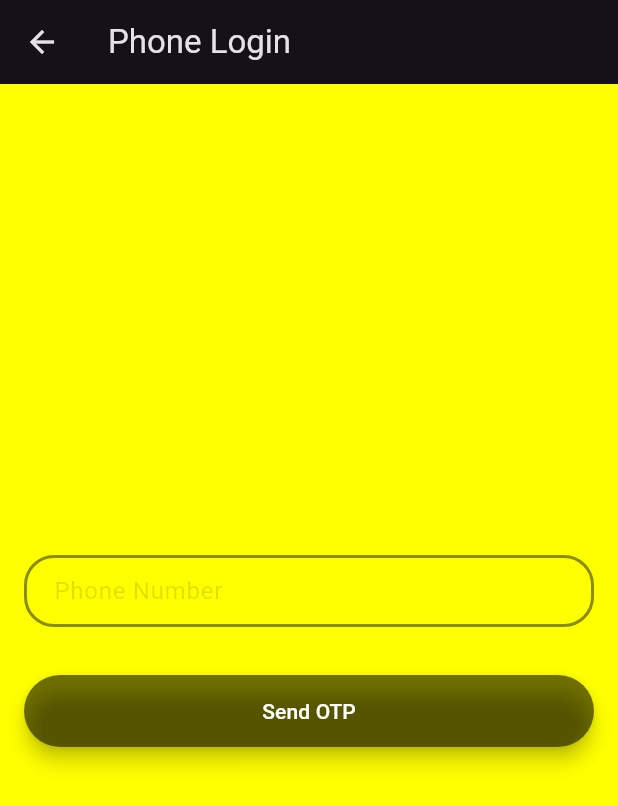
After one commit to Prashant-2024/riverpod-test, a Flutter app: the screen it shows after launch, after a tap on "Phone Number", on a phone screen of 412 x 824 dp. The commit adds this screen. Shown: the top 806 px of the screen. Run offline on Flutter 3.47's test engine with Material 3 defaults, Android fonts, the phone set to English and light mode, and no system bars; our stand-ins replace firebase_auth, firebase_core, flutter_riverpod; accounts and stored records are empty; network calls fail.

Commit message:
Added Phone Number authentication

```diff
--- a/lib/main.dart
+++ b/lib/main.dart
@@ -4,6 +4,7 @@ import 'package:flutter_riverpod/flutter_riverpod.dart';
 import 'package:riverpod_auth/firebase_options.dart';
 import 'package:riverpod_auth/screens/home_screen.dart';
 import 'package:riverpod_auth/screens/login_screen.dart';
+import 'package:riverpod_auth/screens/phone_number_screen.dart';
 import 'package:riverpod_auth/screens/signup_screen.dart';
 import 'package:riverpod_auth/screens/welcome_screen.dart';
 
@@ -31,6 +32,7 @@ class MyApp extends StatelessWidget {
         SignupScreen.id: (context) => SignupScreen(),
         LoginScreen.id: (context) => LoginScreen(),
         HomeScreen.id: (context) => HomeScreen(),
+        PhoneNumberInputScreen.id: (context) => PhoneNumberInputScreen(),
       },
     );
   }
--- /dev/null
+++ b/lib/screens/phone_number_screen.dart
@@ -0,0 +1,45 @@
+import 'package:flutter/material.dart';
+import 'package:flutter_riverpod/flutter_riverpod.dart';
+import 'package:riverpod_auth/components/rounded_button.dart';
+import 'package:riverpod_auth/constants.dart';
+import '../provider/auth_provider.dart';
+
+class PhoneNumberInputScreen extends ConsumerWidget {
+  final TextEditingController _phoneController = TextEditingController();
+
+  static const String id = 'phoneNumber';
+
+  @override
+  Widget build(BuildContext context, WidgetRef ref) {
+    return SafeArea(
+      child: Scaffold(
+        backgroundColor: Colors.yellowAccent,
+        appBar: AppBar(title: Text('Phone Login')),
+        body: Padding(
+          padding: const EdgeInsets.all(16.0),
+          child: Column(
+            mainAxisAlignment: MainAxisAlignment.center,
+            crossAxisAlignment: CrossAxisAlignment.stretch,
+            children: [
+              TextField(
+                controller: _phoneController,
+                decoration:
+                    kTextFieldDecoration.copyWith(hintText: "Phone Number"),
+                keyboardType: TextInputType.phone,
+              ),
+              SizedBox(height: 20),
+              RoundedButton(
+                buttonColor: Colors.black54,
+                onPressed: () async {
+                  final authService = ref.read(authServiceProvider);
+                  await authService.sendOTP(_phoneController.text, context);
+                },
+                buttonText: "Send OTP",
+              )
+            ],
+          ),
+        ),
+      ),
+    );
+  }
+}
--- a/lib/screens/welcome_screen.dart
+++ b/lib/screens/welcome_screen.dart
@@ -2,6 +2,7 @@ import 'package:flutter/cupertino.dart';
 import 'package:flutter/material.dart';
 import 'package:riverpod_auth/components/rounded_button.dart';
 import 'package:riverpod_auth/screens/login_screen.dart';
+import 'package:riverpod_auth/screens/phone_number_screen.dart';
 import 'package:riverpod_auth/screens/signup_screen.dart';
 
 class WelcomeScreen extends StatefulWidget {
@@ -59,6 +60,13 @@ class _WelcomeScreenState extends State<WelcomeScreen> {
                 Navigator.pushNamed(context, SignupScreen.id);
               },
               buttonText: "Sign Up",
+            ),
+            RoundedButton(
+              buttonColor: Colors.black54,
+              onPressed: () {
+                Navigator.pushNamed(context, PhoneNumberInputScreen.id);
+              },
+              buttonText: "Phone Number",
             )
           ],
         ),
```
Also changed, not shown: lib/provider/auth_provider.dart (+49 -0 lines), lib/screens/otp_verification_screen.dart (added, +39 -0 lines).
